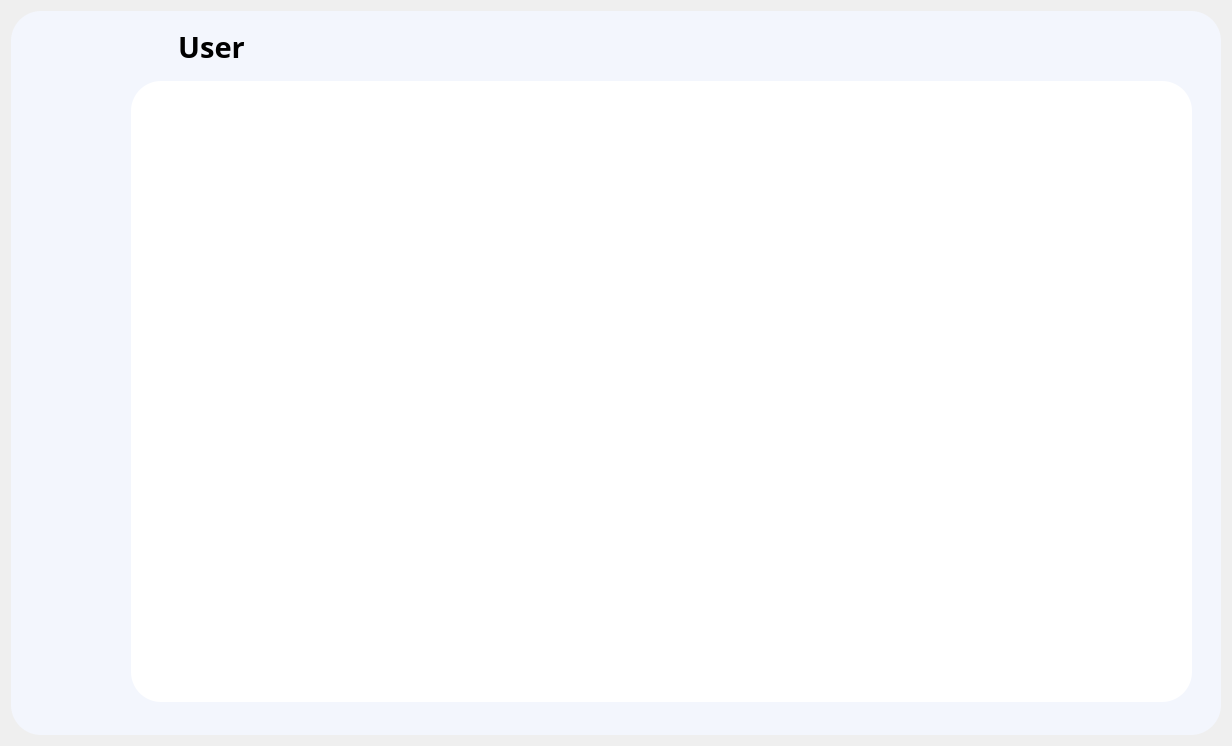
Before: the Qt Designer form widget.ui in meokisama/ps-manager, drawn with Qt 5.
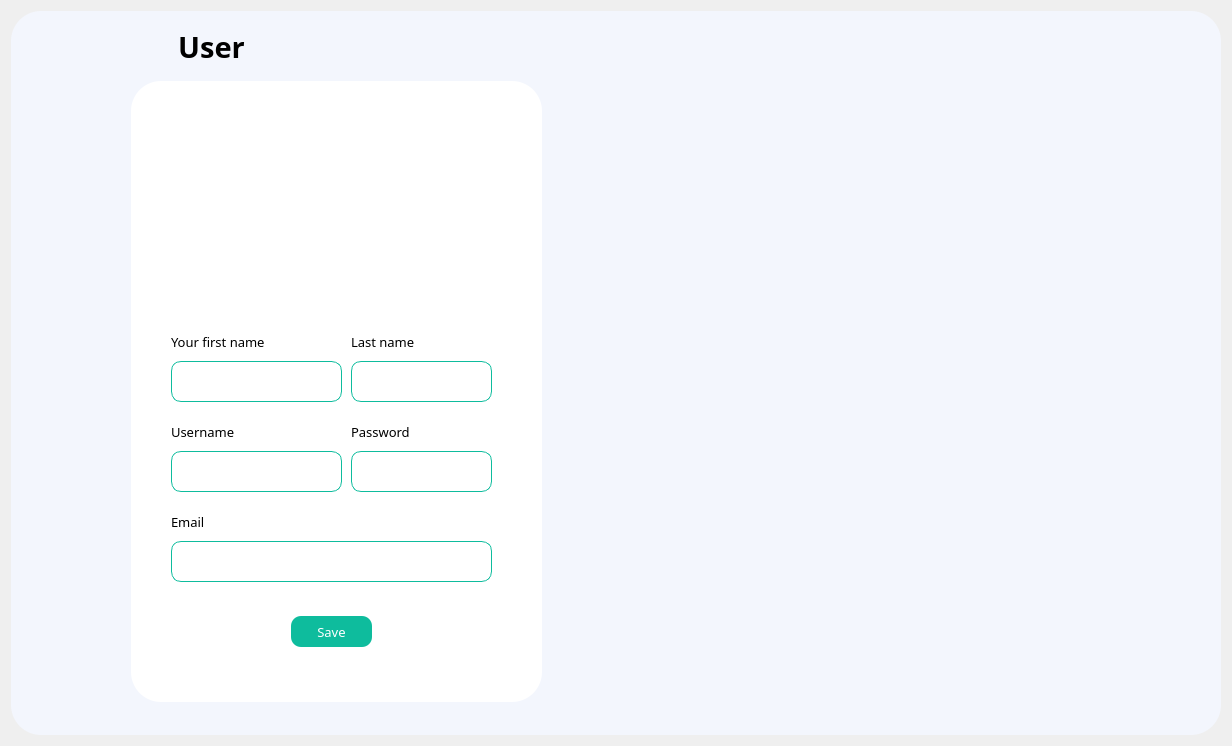
After: the same form once the commit is applied. The open tabs and pages were chosen to show the change. Icons and pictures are not drawn.

```diff
--- a/widget.ui
+++ b/widget.ui
@@ -320,7 +320,7 @@
          <rect>
           <x>0</x>
           <y>60</y>
-          <width>1061</width>
+          <width>411</width>
           <height>621</height>
          </rect>
         </property>
@@ -333,6 +333,317 @@
         <property name="frameShadow">
          <enum>QFrame::Raised</enum>
         </property>
+        <widget class="QLabel" name="avatar">
+         <property name="geometry">
+          <rect>
+           <x>140</x>
+           <y>40</y>
+           <width>120</width>
+           <height>120</height>
+          </rect>
+         </property>
+         <property name="text">
+          <string/>
+         </property>
+         <property name="pixmap">
+          <pixmap resource="img.qrc">:/img/img/default-avatar.svg</pixmap>
+         </property>
+         <property name="scaledContents">
+          <bool>true</bool>
+         </property>
+         <property name="alignment">
+          <set>Qt::AlignCenter</set>
+         </property>
+        </widget>
+        <widget class="QLabel" name="fullname">
+         <property name="geometry">
+          <rect>
+           <x>0</x>
+           <y>170</y>
+           <width>411</width>
+           <height>51</height>
+          </rect>
+         </property>
+         <property name="font">
+          <font>
+           <family>SFU Futura_07</family>
+           <pointsize>18</pointsize>
+           <bold>true</bold>
+          </font>
+         </property>
+         <property name="styleSheet">
+          <string notr="true">color: rgb(14, 188, 157);</string>
+         </property>
+         <property name="text">
+          <string/>
+         </property>
+         <property name="alignment">
+          <set>Qt::AlignCenter</set>
+         </property>
+        </widget>
+        <widget class="QLineEdit" name="fname">
+         <property name="geometry">
+          <rect>
+           <x>40</x>
+           <y>280</y>
+           <width>171</width>
+           <height>41</height>
+          </rect>
+         </property>
+         <property name="font">
+          <font>
+           <family>Poppins</family>
+           <pointsize>10</pointsize>
+          </font>
+         </property>
+         <property name="styleSheet">
+          <string notr="true">border-radius: 10px;
+border : 1px solid rgb(14, 188, 157);</string>
+         </property>
+         <property name="text">
+          <string/>
+         </property>
+         <property name="alignment">
+          <set>Qt::AlignCenter</set>
+         </property>
+        </widget>
+        <widget class="QLabel" name="label_7">
+         <property name="geometry">
+          <rect>
+           <x>40</x>
+           <y>250</y>
+           <width>111</width>
+           <height>21</height>
+          </rect>
+         </property>
+         <property name="font">
+          <font>
+           <family>Poppins</family>
+           <pointsize>10</pointsize>
+          </font>
+         </property>
+         <property name="text">
+          <string>Your first name</string>
+         </property>
+        </widget>
+        <widget class="QLineEdit" name="lname">
+         <property name="geometry">
+          <rect>
+           <x>220</x>
+           <y>280</y>
+           <width>141</width>
+           <height>41</height>
+          </rect>
+         </property>
+         <property name="font">
+          <font>
+           <family>Poppins</family>
+           <pointsize>10</pointsize>
+          </font>
+         </property>
+         <property name="styleSheet">
+          <string notr="true">border-radius: 10px;
+border : 1px solid rgb(14, 188, 157);</string>
+         </property>
+         <property name="alignment">
+          <set>Qt::AlignCenter</set>
+         </property>
+        </widget>
+        <widget class="QLineEdit" name="un">
+         <property name="geometry">
+          <rect>
+           <x>40</x>
+           <y>370</y>
+           <width>171</width>
+           <height>41</height>
+          </rect>
+         </property>
+         <property name="font">
+          <font>
+           <family>Poppins</family>
+           <pointsize>10</pointsize>
+          </font>
+         </property>
+         <property name="styleSheet">
+          <string notr="true">border-radius: 10px;
+border : 1px solid rgb(14, 188, 157);</string>
+         </property>
+         <property name="alignment">
+          <set>Qt::AlignCenter</set>
+         </property>
+        </widget>
+        <widget class="QLineEdit" name="pw">
+         <property name="geometry">
+          <rect>
+           <x>220</x>
+           <y>370</y>
+           <width>141</width>
+           <height>41</height>
+          </rect>
+         </property>
+         <property name="styleSheet">
+          <string notr="true">border-radius: 10px;
+border : 1px solid rgb(14, 188, 157);</string>
+         </property>
+         <property name="echoMode">
+          <enum>QLineEdit::Password</enum>
+         </property>
+         <property name="alignment">
+          <set>Qt::AlignCenter</set>
+         </property>
+        </widget>
+        <widget class="QLabel" name="label_8">
+         <property name="geometry">
+          <rect>
+           <x>220</x>
+           <y>250</y>
+           <width>111</width>
+           <height>21</height>
+          </rect>
+         </property>
+         <property name="font">
+          <font>
+           <family>Poppins</family>
+           <pointsize>10</pointsize>
+          </font>
+         </property>
+         <property name="text">
+          <string>Last name</string>
+         </property>
+        </widget>
+        <widget class="QLabel" name="label_9">
+         <property name="geometry">
+          <rect>
+           <x>40</x>
+           <y>340</y>
+           <width>111</width>
+           <height>21</height>
+          </rect>
+         </property>
+         <property name="font">
+          <font>
+           <family>Poppins</family>
+           <pointsize>10</pointsize>
+          </font>
+         </property>
+         <property name="text">
+          <string>Username</string>
+         </property>
+        </widget>
+        <widget class="QLabel" name="label_10">
+         <property name="geometry">
+          <rect>
+           <x>220</x>
+           <y>340</y>
+           <width>111</width>
+           <height>21</height>
+          </rect>
+         </property>
+         <property name="font">
+          <font>
+           <family>Poppins</family>
+           <pointsize>10</pointsize>
+          </font>
+         </property>
+         <property name="text">
+          <string>Password</string>
+         </property>
+        </widget>
+        <widget class="QLineEdit" name="em">
+         <property name="geometry">
+          <rect>
+           <x>40</x>
+           <y>460</y>
+           <width>321</width>
+           <height>41</height>
+          </rect>
+         </property>
+         <property name="font">
+          <font>
+           <family>Poppins</family>
+           <pointsize>10</pointsize>
+          </font>
+         </property>
+         <property name="styleSheet">
+          <string notr="true">border-radius: 10px;
+border : 1px solid rgb(14, 188, 157);</string>
+         </property>
+         <property name="alignment">
+          <set>Qt::AlignCenter</set>
+         </property>
+        </widget>
+        <widget class="QLabel" name="label_11">
+         <property name="geometry">
+          <rect>
+           <x>40</x>
+           <y>430</y>
+           <width>111</width>
+           <height>21</height>
+          </rect>
+         </property>
+         <property name="font">
+          <font>
+           <family>Poppins</family>
+           <pointsize>10</pointsize>
+          </font>
+         </property>
+         <property name="text">
+          <string>Email</string>
+         </property>
+        </widget>
+        <widget class="QPushButton" name="pushButton">
+         <property name="geometry">
+          <rect>
+           <x>160</x>
+           <y>535</y>
+           <width>81</width>
+           <height>31</height>
+          </rect>
+         </property>
+         <property name="font">
+          <font>
+           <family>Poppins</family>
+           <pointsize>10</pointsize>
+          </font>
+         </property>
+         <property name="cursor">
+          <cursorShape>PointingHandCursor</cursorShape>
+         </property>
+         <property name="styleSheet">
+          <string notr="true">background-color: rgb(14, 188, 157);
+border-radius: 10px;
+color: white;</string>
+         </property>
+         <property name="text">
+          <string>Save</string>
+         </property>
+        </widget>
+        <widget class="QLabel" name="state">
+         <property name="geometry">
+          <rect>
+           <x>8</x>
+           <y>580</y>
+           <width>391</width>
+           <height>21</height>
+          </rect>
+         </property>
+         <property name="font">
+          <font>
+           <family>Poppins SemiBold</family>
+           <pointsize>10</pointsize>
+           <bold>true</bold>
+          </font>
+         </property>
+         <property name="styleSheet">
+          <string notr="true">color:  rgb(255, 85, 0);</string>
+         </property>
+         <property name="text">
+          <string/>
+         </property>
+         <property name="alignment">
+          <set>Qt::AlignCenter</set>
+         </property>
+        </widget>
        </widget>
        <widget class="QLabel" name="label_6">
         <property name="geometry">
```
